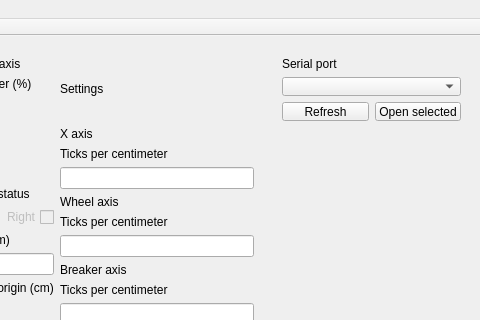
Old version of the form wirepullerwindow.ui in the repository SteelPh0enix/WirePullerControlCenter; both pictures show x 399 to 879 and y 0 to 320 of the 879 by 454 pixel window.
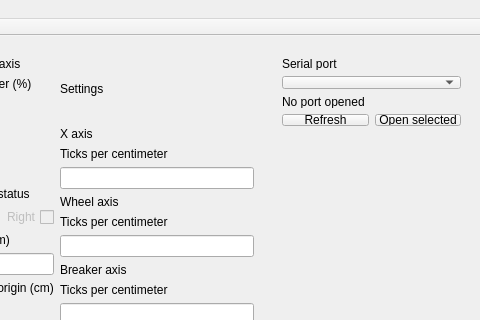
New version of the form.

Commit message: Added serial port scanning

Patch:
```diff
--- a/wirepullerwindow.ui
+++ b/wirepullerwindow.ui
@@ -721,7 +721,7 @@
       <x>670</x>
       <y>10</y>
       <width>201</width>
-      <height>86</height>
+      <height>91</height>
      </rect>
     </property>
     <layout class="QVBoxLayout" name="verticalLayout_27">
@@ -733,7 +733,14 @@
       </widget>
      </item>
      <item>
-      <widget class="QComboBox" name="comboBox"/>
+      <widget class="QComboBox" name="serialPortsListCombo"/>
+     </item>
+     <item>
+      <widget class="QLabel" name="openedPortName">
+       <property name="text">
+        <string>No port opened</string>
+       </property>
+      </widget>
      </item>
      <item>
       <layout class="QHBoxLayout" name="horizontalLayout_10">
```
The commit also changes 5 other files.
